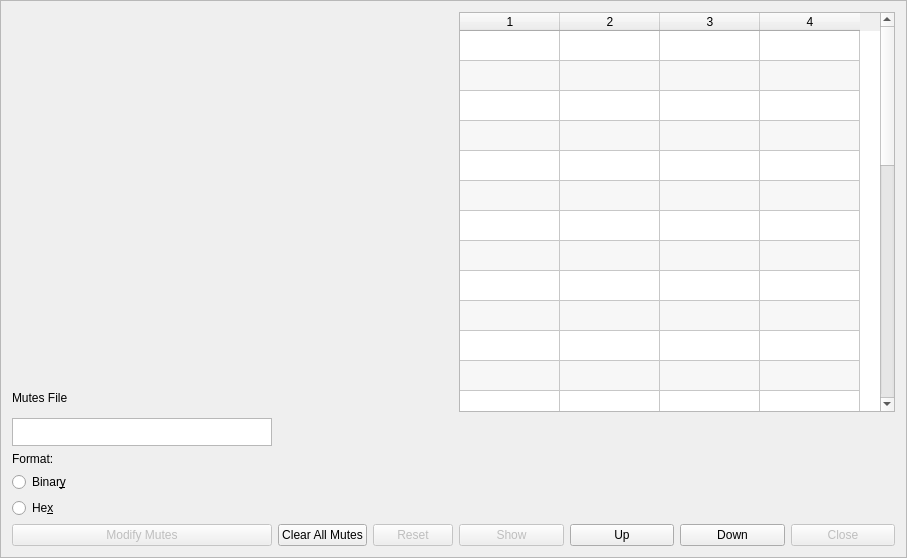
Above: seq_qt5/forms/qmutemaster.ui from ahlstromcj/seq66 before the change. Below: the same form after it.
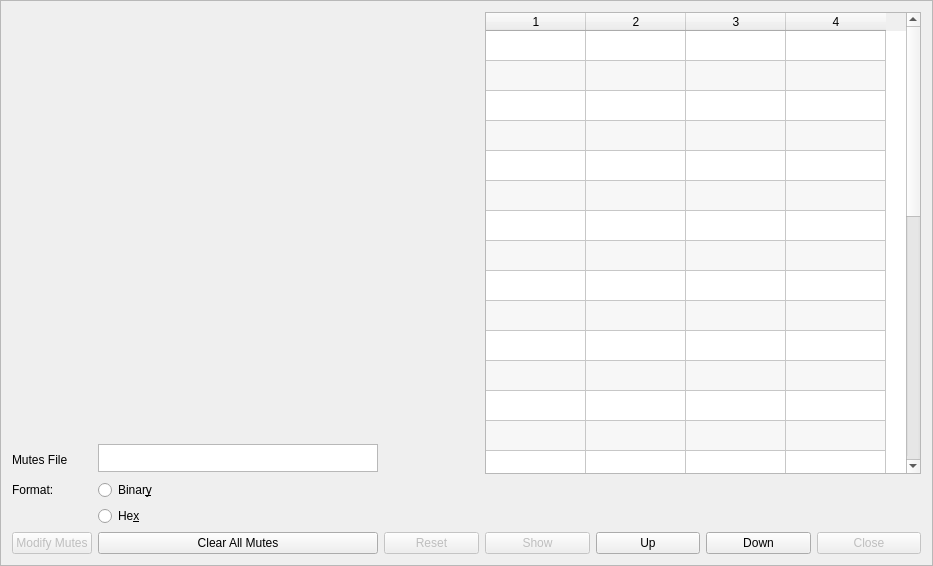
That is the form after the change.

Commit message: Mutes UI and preparation for 0.90.1.

Patch:
```diff
--- a/seq_qt5/forms/qmutemaster.ui
+++ b/seq_qt5/forms/qmutemaster.ui
@@ -6,8 +6,8 @@
    <rect>
     <x>0</x>
     <y>0</y>
-    <width>902</width>
-    <height>476</height>
+    <width>933</width>
+    <height>566</height>
    </rect>
   </property>
   <property name="windowTitle">
@@ -26,7 +26,72 @@
    <enum>QFrame::Raised</enum>
   </property>
   <layout class="QGridLayout" name="gridLayout">
-   <item row="0" column="3" rowspan="2" colspan="4">
+   <item row="0" column="0" colspan="3">
+    <layout class="QGridLayout" name="setGridLayout">
+     <property name="sizeConstraint">
+      <enum>QLayout::SetDefaultConstraint</enum>
+     </property>
+    </layout>
+   </item>
+   <item row="8" column="2">
+    <widget class="QPushButton" name="m_button_reset">
+     <property name="enabled">
+      <bool>false</bool>
+     </property>
+     <property name="text">
+      <string>Reset</string>
+     </property>
+    </widget>
+   </item>
+   <item row="8" column="3">
+    <widget class="QPushButton" name="m_button_show">
+     <property name="enabled">
+      <bool>false</bool>
+     </property>
+     <property name="toolTip">
+      <string>Show a condensed list of the mute groups.</string>
+     </property>
+     <property name="text">
+      <string>Show</string>
+     </property>
+    </widget>
+   </item>
+   <item row="8" column="6">
+    <widget class="QPushButton" name="m_button_close">
+     <property name="enabled">
+      <bool>false</bool>
+     </property>
+     <property name="toolTip">
+      <string>Close this window.</string>
+     </property>
+     <property name="text">
+      <string>Close</string>
+     </property>
+    </widget>
+   </item>
+   <item row="2" column="1">
+    <widget class="QPlainTextEdit" name="m_mute_basename">
+     <property name="sizePolicy">
+      <sizepolicy hsizetype="MinimumExpanding" vsizetype="MinimumExpanding">
+       <horstretch>0</horstretch>
+       <verstretch>0</verstretch>
+      </sizepolicy>
+     </property>
+     <property name="minimumSize">
+      <size>
+       <width>248</width>
+       <height>0</height>
+      </size>
+     </property>
+     <property name="maximumSize">
+      <size>
+       <width>280</width>
+       <height>28</height>
+      </size>
+     </property>
+    </widget>
+   </item>
+   <item row="0" column="3" rowspan="3" colspan="4">
     <widget class="QTableWidget" name="m_group_table">
      <property name="minimumSize">
       <size>
@@ -87,27 +152,14 @@
      <column/>
     </widget>
    </item>
-   <item row="3" column="0">
-    <widget class="QLabel" name="label_2">
+   <item row="5" column="1">
+    <widget class="QRadioButton" name="radioButton_2">
      <property name="text">
-      <string>Format:</string>
+      <string>He&amp;x</string>
      </property>
     </widget>
    </item>
-   <item row="6" column="3">
-    <widget class="QPushButton" name="m_button_show">
-     <property name="enabled">
-      <bool>false</bool>
-     </property>
-     <property name="toolTip">
-      <string>Show a condensed list of the mute groups.</string>
-     </property>
-     <property name="text">
-      <string>Show</string>
-     </property>
-    </widget>
-   </item>
-   <item row="6" column="4">
+   <item row="8" column="4">
     <widget class="QPushButton" name="m_button_up">
      <property name="toolTip">
       <string>Move the selected set up in the list.</string>
@@ -117,17 +169,7 @@
      </property>
     </widget>
    </item>
-   <item row="6" column="0">
-    <widget class="QPushButton" name="m_button_modify">
-     <property name="enabled">
-      <bool>false</bool>
-     </property>
-     <property name="text">
-      <string>Modify Mutes</string>
-     </property>
-    </widget>
-   </item>
-   <item row="6" column="5">
+   <item row="8" column="5">
     <widget class="QPushButton" name="m_button_down">
      <property name="toolTip">
       <string>Move to the next mute group.</string>
@@ -137,24 +179,7 @@
      </property>
     </widget>
    </item>
-   <item row="6" column="2">
-    <widget class="QPushButton" name="m_button_reset">
-     <property name="enabled">
-      <bool>false</bool>
-     </property>
-     <property name="text">
-      <string>Reset</string>
-     </property>
-    </widget>
-   </item>
-   <item row="0" column="0" colspan="3">
-    <layout class="QGridLayout" name="setGridLayout">
-     <property name="sizeConstraint">
-      <enum>QLayout::SetDefaultConstraint</enum>
-     </property>
-    </layout>
-   </item>
-   <item row="1" column="0">
+   <item row="2" column="0">
     <widget class="QLabel" name="label">
      <property name="sizePolicy">
       <sizepolicy hsizetype="Minimum" vsizetype="Minimum">
@@ -179,27 +204,31 @@
      </property>
     </widget>
    </item>
-   <item row="6" column="1">
+   <item row="8" column="0">
+    <widget class="QPushButton" name="m_button_modify">
+     <property name="enabled">
+      <bool>false</bool>
+     </property>
+     <property name="text">
+      <string>Modify Mutes</string>
+     </property>
+    </widget>
+   </item>
+   <item row="4" column="0">
+    <widget class="QLabel" name="label_2">
+     <property name="text">
+      <string>Format:</string>
+     </property>
+    </widget>
+   </item>
+   <item row="8" column="1">
     <widget class="QPushButton" name="m_button_clear_all">
      <property name="text">
       <string>Clear All Mutes</string>
      </property>
     </widget>
    </item>
-   <item row="6" column="6">
-    <widget class="QPushButton" name="m_button_close">
-     <property name="enabled">
-      <bool>false</bool>
-     </property>
-     <property name="toolTip">
-      <string>Close this window.</string>
-     </property>
-     <property name="text">
-      <string>Close</string>
-     </property>
-    </widget>
-   </item>
-   <item row="4" column="0">
+   <item row="4" column="1">
     <widget class="QRadioButton" name="m_radio_binary">
      <property name="maximumSize">
       <size>
@@ -212,33 +241,23 @@
      </property>
     </widget>
    </item>
-   <item row="5" column="0">
-    <widget class="QRadioButton" name="radioButton_2">
-     <property name="text">
-      <string>He&amp;x</string>
-     </property>
-    </widget>
-   </item>
-   <item row="2" column="0">
-    <widget class="QPlainTextEdit" name="m_mute_basename">
-     <property name="sizePolicy">
-      <sizepolicy hsizetype="MinimumExpanding" vsizetype="MinimumExpanding">
-       <horstretch>0</horstretch>
-       <verstretch>0</verstretch>
-      </sizepolicy>
-     </property>
+   <item row="1" column="0">
+    <widget class="QLabel" name="label_3">
      <property name="minimumSize">
       <size>
-       <width>260</width>
-       <height>0</height>
+       <width>0</width>
+       <height>64</height>
       </size>
      </property>
      <property name="maximumSize">
       <size>
-       <width>280</width>
-       <height>28</height>
+       <width>64</width>
+       <height>96</height>
       </size>
      </property>
+     <property name="text">
+      <string>     </string>
+     </property>
     </widget>
    </item>
   </layout>
```
The commit also changes 22 other files.
